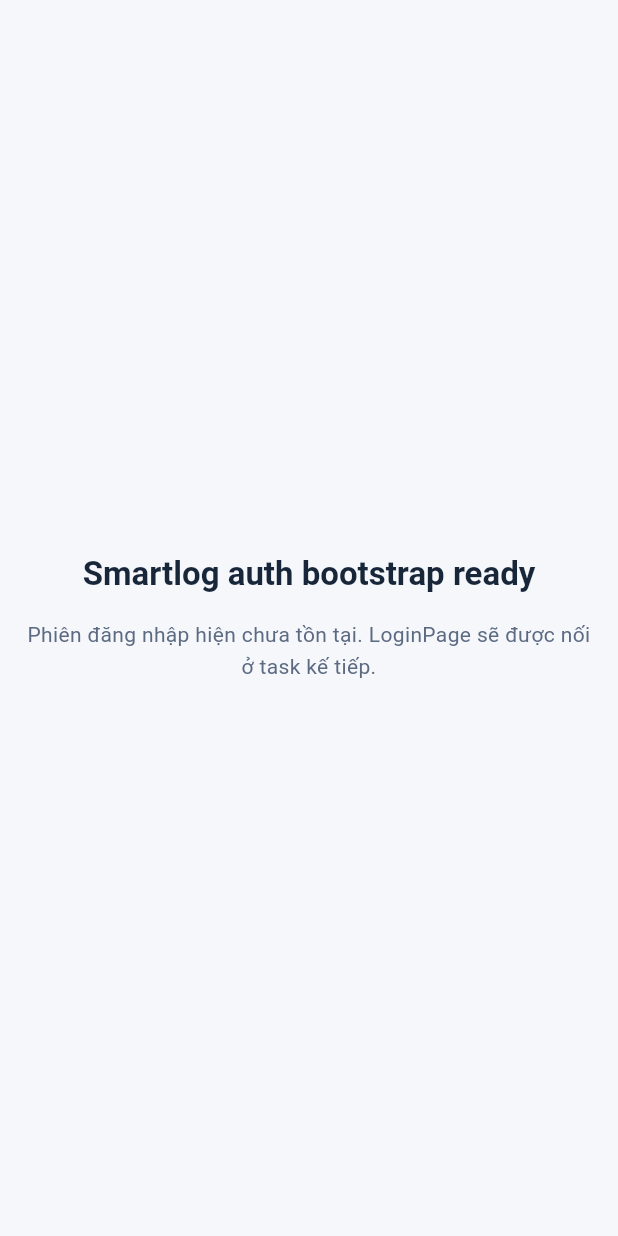
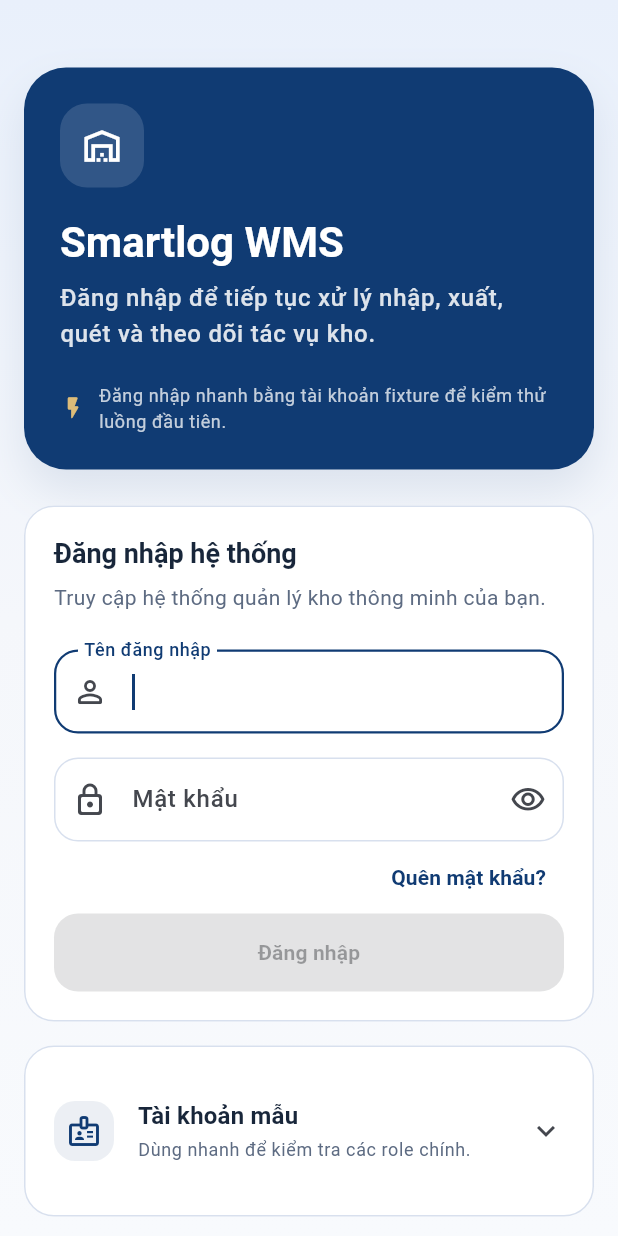
Before and after one commit to nekover0/SmartlogSWM, a Flutter app: the screen it shows after launch, on a phone screen of 412 x 824 dp. Run offline on Flutter 3.47's test engine with Material 3 defaults, Android fonts, the phone set to English and light mode, and no system bars; our stand-ins replace flutter_riverpod, freezed_annotation; accounts and stored records are empty.

Commit message:
feat(auth): Build login page and widget states
Replace the unauthenticated placeholder with a real login screen backed by the auth controller, including inline validation, password visibility toggle, loading state, and fixture-based sample accounts. Add widget coverage for disabled submit, password toggle, inline errors, and successful submit dispatch.

Co-Authored-By: Claude <noreply@anthropic.com>

```diff
--- a/mobile/lib/app/app.dart
+++ b/mobile/lib/app/app.dart
@@ -2,6 +2,7 @@ import 'package:flutter/material.dart';
 import 'package:flutter_riverpod/flutter_riverpod.dart';
 import 'package:smartlog_swm_mobile/features/auth/application/controllers/auth_controller.dart';
 import 'package:smartlog_swm_mobile/features/auth/domain/entities/auth_session.dart';
+import 'package:smartlog_swm_mobile/features/auth/presentation/pages/login_page.dart';
 import 'package:smartlog_swm_mobile/shared/theme/app_spacing.dart';
 import 'package:smartlog_swm_mobile/shared/theme/app_theme.dart';
 import 'package:smartlog_swm_mobile/shared/widgets/app_error_state.dart';
@@ -27,57 +28,31 @@ class _AuthBootstrapPage extends ConsumerWidget {
   @override
   Widget build(BuildContext context, WidgetRef ref) {
     final authState = ref.watch(authControllerProvider);
+    final authController = ref.read(authControllerProvider.notifier);
+    final session = authState.valueOrNull;
+    final isRestoreLoading =
+        authState.isLoading &&
+        authController.lastOperation == AuthOperation.restore &&
+        session == null;
+    final isRestoreError =
+        authState.hasError &&
+        authController.lastOperation == AuthOperation.restore &&
+        session == null;
 
     return Scaffold(
-      body: authState.when(
-        loading: () =>
-            const AppLoadingView(message: 'Đang khôi phục phiên đăng nhập...'),
-        error: (Object error, StackTrace stackTrace) {
-          return AppErrorState(
-            title: 'Không thể khôi phục phiên đăng nhập',
-            message: '$error',
-            onRetry: () {
-              ref.read(authControllerProvider.notifier).restoreSession();
-            },
-          );
-        },
-        data: (AuthSession? session) {
-          if (session == null) {
-            return const _UnauthenticatedPlaceholderView();
-          }
-
-          return _AuthenticatedPlaceholderView(session: session);
-        },
-      ),
-    );
-  }
-}
-
-class _UnauthenticatedPlaceholderView extends StatelessWidget {
-  const _UnauthenticatedPlaceholderView();
-
-  @override
-  Widget build(BuildContext context) {
-    return Center(
-      child: Padding(
-        padding: AppSpacing.pagePadding,
-        child: Column(
-          mainAxisSize: MainAxisSize.min,
-          children: [
-            Text(
-              'Smartlog auth bootstrap ready',
-              style: Theme.of(context).textTheme.headlineSmall,
-              textAlign: TextAlign.center,
-            ),
-            const SizedBox(height: AppSpacing.md),
-            Text(
-              'Phiên đăng nhập hiện chưa tồn tại. LoginPage sẽ được nối ở task kế tiếp.',
-              style: Theme.of(context).textTheme.bodyMedium,
-              textAlign: TextAlign.center,
-            ),
-          ],
-        ),
-      ),
+      body: isRestoreLoading
+          ? const AppLoadingView(message: 'Đang khôi phục phiên đăng nhập...')
+          : isRestoreError
+          ? AppErrorState(
+              title: 'Không thể khôi phục phiên đăng nhập',
+              message: '${authState.error}',
+              onRetry: () {
+                ref.read(authControllerProvider.notifier).restoreSession();
+              },
+            )
+          : session == null
+          ? const LoginPage()
+          : _AuthenticatedPlaceholderView(session: session),
     );
   }
 }
--- a/mobile/lib/features/auth/application/controllers/auth_controller.dart
+++ b/mobile/lib/features/auth/application/controllers/auth_controller.dart
@@ -1,17 +1,31 @@
 import 'package:flutter_riverpod/flutter_riverpod.dart';
 import 'package:smartlog_swm_mobile/features/auth/data/dtos/login_request_dto.dart';
 import 'package:smartlog_swm_mobile/features/auth/data/repositories/auth_repository_impl.dart';
+import 'package:smartlog_swm_mobile/features/auth/domain/entities/auth_sample_account.dart';
 import 'package:smartlog_swm_mobile/features/auth/domain/entities/auth_session.dart';
 import 'package:smartlog_swm_mobile/features/auth/domain/repositories/auth_repository.dart';
+
+enum AuthOperation { restore, login, logout }
+
+final authSampleAccountsProvider = FutureProvider<List<AuthSampleAccount>>((
+  Ref<Object?> ref,
+) {
+  return ref.watch(authRepositoryProvider).getSampleAccounts();
+});
 
 final authControllerProvider =
     AsyncNotifierProvider<AuthController, AuthSession?>(AuthController.new);
 
 class AuthController extends AsyncNotifier<AuthSession?> {
+  AuthOperation _lastOperation = AuthOperation.restore;
+
   AuthRepository get _repository => ref.read(authRepositoryProvider);
+
+  AuthOperation get lastOperation => _lastOperation;
 
   @override
   Future<AuthSession?> build() {
+    _lastOperation = AuthOperation.restore;
     return _repository.restoreSession();
   }
 
@@ -19,6 +33,7 @@ class AuthController extends AsyncNotifier<AuthSession?> {
     required String username,
     required String password,
   }) async {
+    _lastOperation = AuthOperation.login;
     state = const AsyncLoading<AuthSession?>().copyWithPrevious(state);
     state = await AsyncValue.guard(() async {
       return _repository.login(
@@ -28,6 +43,7 @@ class AuthController extends AsyncNotifier<AuthSession?> {
   }
 
   Future<void> logout() async {
+    _lastOperation = AuthOperation.logout;
     state = const AsyncLoading<AuthSession?>().copyWithPrevious(state);
     state = await AsyncValue.guard(() async {
       await _repository.logout();
@@ -36,6 +52,7 @@ class AuthController extends AsyncNotifier<AuthSession?> {
   }
 
   Future<void> restoreSession() async {
+    _lastOperation = AuthOperation.restore;
     state = const AsyncLoading<AuthSession?>().copyWithPrevious(state);
     state = await AsyncValue.guard(_repository.restoreSession);
   }
--- /dev/null
+++ b/mobile/lib/features/auth/presentation/pages/login_page.dart
@@ -0,0 +1,187 @@
+import 'package:flutter/material.dart';
+import 'package:flutter_riverpod/flutter_riverpod.dart';
+import 'package:smartlog_swm_mobile/features/auth/application/controllers/auth_controller.dart';
+import 'package:smartlog_swm_mobile/features/auth/domain/entities/auth_sample_account.dart';
+import 'package:smartlog_swm_mobile/features/auth/presentation/widgets/login_form.dart';
+import 'package:smartlog_swm_mobile/features/auth/presentation/widgets/sample_account_accordion.dart';
+import 'package:smartlog_swm_mobile/shared/theme/app_colors.dart';
+import 'package:smartlog_swm_mobile/shared/theme/app_spacing.dart';
+
+class LoginPage extends ConsumerStatefulWidget {
+  const LoginPage({super.key});
+
+  @override
+  ConsumerState<LoginPage> createState() => _LoginPageState();
+}
+
+class _LoginPageState extends ConsumerState<LoginPage> {
+  AuthSampleAccount? _selectedSampleAccount;
+
+  @override
+  Widget build(BuildContext context) {
+    final authState = ref.watch(authControllerProvider);
+    final authController = ref.read(authControllerProvider.notifier);
+    final isSubmitting =
+        authState.isLoading &&
+        authController.lastOperation == AuthOperation.login;
+    final errorMessage =
+        authState.hasError &&
+            authController.lastOperation == AuthOperation.login
+        ? '${authState.error}'
+        : null;
+
+    return Scaffold(
+      body: DecoratedBox(
+        decoration: const BoxDecoration(
+          gradient: LinearGradient(
+            begin: Alignment.topCenter,
+            end: Alignment.bottomCenter,
+            colors: [
+              Color(0xFFE9F0FB),
+              AppColors.background,
+              Color(0xFFF8FAFD),
+            ],
+          ),
+        ),
+        child: SafeArea(
+          child: LayoutBuilder(
+            builder: (BuildContext context, BoxConstraints constraints) {
+              return SingleChildScrollView(
+                padding: const EdgeInsets.all(AppSpacing.md),
+                child: ConstrainedBox(
+                  constraints: BoxConstraints(minHeight: constraints.maxHeight),
+                  child: Center(
+                    child: ConstrainedBox(
+                      constraints: const BoxConstraints(maxWidth: 520),
+                      child: Column(
+                        mainAxisAlignment: MainAxisAlignment.center,
+                        crossAxisAlignment: CrossAxisAlignment.stretch,
+                        children: [
+                          const SizedBox(height: AppSpacing.xl),
+                          _LoginHero(isSubmitting: isSubmitting),
+                          const SizedBox(height: AppSpacing.xl),
+                          LoginForm(
+                            isSubmitting: isSubmitting,
+                            errorMessage: errorMessage,
+                            selectedSampleAccount: _selectedSampleAccount,
+                            onForgotPassword: () {
+                              ScaffoldMessenger.of(context).showSnackBar(
+                                const SnackBar(
+                                  content: Text(
+                                    'Luồng quên mật khẩu sẽ được bổ sung ở phase sau.',
+                                  ),
+                                ),
+                              );
+                            },
+                            onSubmit: (String username, String password) {
+                              return authController.login(
+                                username: username,
+                                password: password,
+                              );
+                            },
+                          ),
+                          const SizedBox(height: AppSpacing.md),
+                          SampleAccountAccordion(
+                            onSelectAccount: (AuthSampleAccount account) {
+                              setState(() {
+                                _selectedSampleAccount = account;
+                              });
+                            },
+                          ),
+                          const SizedBox(height: AppSpacing.xl),
+                        ],
+                      ),
+                    ),
+                  ),
+                ),
+              );
+            },
+          ),
+        ),
+      ),
+    );
+  }
+}
+
+class _LoginHero extends StatelessWidget {
+  const _LoginHero({required this.isSubmitting});
+
+  final bool isSubmitting;
+
+  @override
+  Widget build(BuildContext context) {
+    final theme = Theme.of(context);
+
+    return Container(
+      padding: const EdgeInsets.all(AppSpacing.xl),
+      decoration: BoxDecoration(
+        color: AppColors.brand,
+        borderRadius: BorderRadius.circular(28),
+        boxShadow: const [
+          BoxShadow(
+            color: Color(0x1A103B73),
+            blurRadius: 24,
+            offset: Offset(0, 14),
+          ),
+        ],
+      ),
+      child: Column(
+        crossAxisAlignment: CrossAxisAlignment.start,
+        children: [
+          Container(
+            width: 56,
+            height: 56,
+            decoration: BoxDecoration(
+              color: Colors.white.withValues(alpha: 0.14),
+              borderRadius: BorderRadius.circular(18),
+            ),
+            child: const Icon(
+              Icons.warehouse_outlined,
+              color: AppColors.surface,
+              size: 28,
+            ),
+          ),
+          const SizedBox(height: AppSpacing.lg),
+          Text(
+            'Smartlog WMS',
+            style: theme.textTheme.headlineMedium?.copyWith(
+              color: AppColors.surface,
+            ),
+          ),
+          const SizedBox(height: AppSpacing.xs),
+          Text(
+            'Đăng nhập để tiếp tục xử lý nhập, xuất, quét và theo dõi tác vụ kho.',
+            style: theme.textTheme.bodyLarge?.copyWith(
+              color: Colors.white.withValues(alpha: 0.86),
+            ),
+          ),
+          const SizedBox(height: AppSpacing.lg),
+          AnimatedOpacity(
+            opacity: isSubmitting ? 1 : 0.86,
+            duration: const Duration(milliseconds: 180),
+            child: Row(
+              children: [
+                const Icon(
+                  Icons.flash_on_rounded,
+                  color: Color(0xFFFFD27A),
+                  size: 18,
+                ),
+                const SizedBox(width: AppSpacing.xs),
+                Expanded(
+                  child: Text(
+                    isSubmitting
+                        ? 'Đang xác thực thông tin đăng nhập...'
+                        : 'Đăng nhập nhanh bằng tài khoản fixture để kiểm thử luồng đầu tiên.',
+                    style: theme.textTheme.bodySmall?.copyWith(
+                      color: Colors.white.withValues(alpha: 0.88),
+                    ),
+                  ),
+                ),
+              ],
+            ),
+          ),
+        ],
+      ),
+    );
+  }
+}
--- /dev/null
+++ b/mobile/lib/features/auth/presentation/widgets/login_form.dart
@@ -0,0 +1,214 @@
+import 'package:flutter/material.dart';
+import 'package:smartlog_swm_mobile/features/auth/domain/entities/auth_sample_account.dart';
+import 'package:smartlog_swm_mobile/shared/theme/app_colors.dart';
+import 'package:smartlog_swm_mobile/shared/theme/app_spacing.dart';
+
+class LoginForm extends StatefulWidget {
+  const LoginForm({
+    super.key,
+    required this.isSubmitting,
+    required this.onSubmit,
+    required this.onForgotPassword,
+    this.errorMessage,
+    this.selectedSampleAccount,
+  });
+
+  final bool isSubmitting;
+  final Future<void> Function(String username, String password) onSubmit;
+  final VoidCallback onForgotPassword;
+  final String? errorMessage;
+  final AuthSampleAccount? selectedSampleAccount;
+
+  @override
+  State<LoginForm> createState() => _LoginFormState();
+}
+
+class _LoginFormState extends State<LoginForm> {
+  late final TextEditingController _usernameController;
+  late final TextEditingController _passwordController;
+  late final FocusNode _passwordFocusNode;
+  bool _obscurePassword = true;
+
+  bool get _canSubmit =>
+      !widget.isSubmitting &&
+      _usernameController.text.trim().isNotEmpty &&
+      _passwordController.text.trim().isNotEmpty;
+
+  @override
+  void initState() {
+    super.initState();
+    _usernameController = TextEditingController();
+    _passwordController = TextEditingController();
+    _passwordFocusNode = FocusNode();
+    _usernameController.addListener(_handleFieldChanged);
+    _passwordController.addListener(_handleFieldChanged);
+  }
+
+  @override
+  void didUpdateWidget(covariant LoginForm oldWidget) {
+    super.didUpdateWidget(oldWidget);
+
+    final selectedSampleAccount = widget.selectedSampleAccount;
+    if (selectedSampleAccount == null ||
+        selectedSampleAccount == oldWidget.selectedSampleAccount) {
+      return;
+    }
+
+    _usernameController.text = selectedSampleAccount.username;
+    _passwordController.text = selectedSampleAccount.password;
+    _passwordFocusNode.requestFocus();
+  }
+
+  @override
+  void dispose() {
+    _usernameController
+      ..removeListener(_handleFieldChanged)
+      ..dispose();
+    _passwordController
+      ..removeListener(_handleFieldChanged)
+      ..dispose();
+    _passwordFocusNode.dispose();
+    super.dispose();
+  }
+
+  void _handleFieldChanged() {
+    setState(() {});
+  }
+
+  Future<void> _submit() async {
+    if (!_canSubmit) {
+      return;
+    }
+
+    await widget.onSubmit(
+      _usernameController.text.trim(),
+      _passwordController.text.trim(),
+    );
+  }
+
+  @override
+  Widget build(BuildContext context) {
+    final theme = Theme.of(context);
+
+    return Card(
+      child: Padding(
+        padding: AppSpacing.cardPadding,
+        child: Column(
+          crossAxisAlignment: CrossAxisAlignment.stretch,
+          children: [
+            Text('Đăng nhập hệ thống', style: theme.textTheme.titleLarge),
+            const SizedBox(height: AppSpacing.xs),
+            Text(
+              'Truy cập hệ thống quản lý kho thông minh của bạn.',
+              style: theme.textTheme.bodyMedium,
+            ),
+            const SizedBox(height: AppSpacing.xl),
+            TextField(
+              key: const Key('login_username_field'),
+              controller: _usernameController,
+              autofocus: true,
+              enabled: !widget.isSubmitting,
+              textInputAction: TextInputAction.next,
+              decoration: const InputDecoration(
+                labelText: 'Tên đăng nhập',
+                prefixIcon: Icon(Icons.person_outline_rounded),
+              ),
+              onSubmitted: (_) {
+                _passwordFocusNode.requestFocus();
+              },
+            ),
+            const SizedBox(height: AppSpacing.md),
+            TextField(
+              key: const Key('login_password_field'),
+              controller: _passwordController,
+              focusNode: _passwordFocusNode,
+              enabled: !widget.isSubmitting,
+              obscureText: _obscurePassword,
+              textInputAction: TextInputAction.done,
+              decoration: InputDecoration(
+                labelText: 'Mật khẩu',
+                prefixIcon: const Icon(Icons.lock_outline_rounded),
+                suffixIcon: IconButton(
+                  key: const Key('login_password_toggle'),
+                  onPressed: () {
+                    setState(() {
+                      _obscurePassword = !_obscurePassword;
+                    });
+                  },
+                  icon: Icon(
+                    _obscurePassword
+                        ? Icons.visibility_outlined
+                        : Icons.visibility_off_outlined,
+                  ),
+                ),
+              ),
+              onSubmitted: (_) async {
+                await _submit();
+              },
+            ),
+            Align(
+              alignment: Alignment.centerRight,
+              child: TextButton(
+                key: const Key('forgot_password_button'),
+                onPressed: widget.isSubmitting ? null : widget.onForgotPassword,
+                child: const Text('Quên mật khẩu?'),
+              ),
+            ),
+            if (widget.errorMessage != null) ...[
+              Container(
+                margin: const EdgeInsets.only(bottom: AppSpacing.md),
+                padding: const EdgeInsets.all(AppSpacing.md),
+                decoration: BoxDecoration(
+                  color: AppColors.danger.withValues(alpha: 0.08),
+                  borderRadius: AppSpacing.controlRadius,
+                  border: Border.all(
+                    color: AppColors.danger.withValues(alpha: 0.2),
+                  ),
+                ),
+                child: Row(
+                  crossAxisAlignment: CrossAxisAlignment.start,
+                  children: [
+                    const Padding(
+                      padding: EdgeInsets.only(top: 2),
+                      child: Icon(
+                        Icons.error_outline_rounded,
+                        color: AppColors.danger,
+                      ),
+                    ),
+                    const SizedBox(width: AppSpacing.sm),
+                    Expanded(
+                      child: Text(
+                        widget.errorMessage!,
+                        key: const Key('login_inline_error'),
+                        style: theme.textTheme.bodyMedium?.copyWith(
+                          color: AppColors.danger,
+                        ),
+                      ),
+                    ),
+                  ],
+                ),
+              ),
+            ],
+            SizedBox(
+              height: 52,
+              child: ElevatedButton(
+                key: const Key('login_submit_button'),
+                onPressed: _canSubmit ? _submit : null,
+                child: widget.isSubmitting
+                    ? const SizedBox(
+                        width: 20,
+                        height: 20,
+                        child: CircularProgressIndicator(
+                          strokeWidth: 2.4,
+                          color: AppColors.surface,
+                        ),
+                      )
+                    : const Text('Đăng nhập'),
+              ),
+            ),
+          ],
+        ),
+      ),
+    );
+  }
+}
--- /dev/null
+++ b/mobile/lib/features/auth/presentation/widgets/sample_account_accordion.dart
@@ -0,0 +1,168 @@
+import 'package:flutter/material.dart';
+import 'package:flutter_riverpod/flutter_riverpod.dart';
+import 'package:smartlog_swm_mobile/features/auth/application/controllers/auth_controller.dart';
+import 'package:smartlog_swm_mobile/features/auth/domain/entities/auth_sample_account.dart';
+import 'package:smartlog_swm_mobile/shared/theme/app_colors.dart';
+import 'package:smartlog_swm_mobile/shared/theme/app_spacing.dart';
+
+class SampleAccountAccordion extends ConsumerWidget {
+  const SampleAccountAccordion({super.key, this.onSelectAccount});
+
+  final ValueChanged<AuthSampleAccount>? onSelectAccount;
+
+  @override
+  Widget build(BuildContext context, WidgetRef ref) {
+    final accountsState = ref.watch(authSampleAccountsProvider);
+    final theme = Theme.of(context);
+
+    return Card(
+      child: Theme(
+        data: theme.copyWith(dividerColor: Colors.transparent),
+        child: ExpansionTile(
+          key: const Key('sample_accounts_accordion'),
+          tilePadding: AppSpacing.cardPadding,
+          childrenPadding: const EdgeInsets.fromLTRB(
+            AppSpacing.lg,
+            0,
+            AppSpacing.lg,
+            AppSpacing.lg,
+          ),
+          leading: Container(
+            width: 40,
+            height: 40,
+            decoration: BoxDecoration(
+              color: AppColors.brand.withValues(alpha: 0.08),
+              borderRadius: BorderRadius.circular(14),
+            ),
+            child: const Icon(Icons.badge_outlined, color: AppColors.brand),
+          ),
+          title: Text('Tài khoản mẫu', style: theme.textTheme.titleMedium),
+          subtitle: Text(
+            'Dùng nhanh để kiểm tra các role chính.',
+            style: theme.textTheme.bodySmall,
+          ),
+          children: [
+            accountsState.when(
+              data: (List<AuthSampleAccount> accounts) {
+                return Column(
+                  children: accounts
+                      .map(
+                        (AuthSampleAccount account) => Padding(
+                          padding: const EdgeInsets.only(bottom: AppSpacing.sm),
+                          child: _SampleAccountTile(
+                            account: account,
+                            onPressed: onSelectAccount == null
+                                ? null
+                                : () => onSelectAccount!(account),
+                          ),
+                        ),
+                      )
+                      .toList(growable: false),
+                );
+              },
+              loading: () => const Padding(
+                padding: EdgeInsets.symmetric(vertical: AppSpacing.md),
+                child: Center(
+                  child: SizedBox(
+                    width: 22,
+                    height: 22,
+                    child: CircularProgressIndicator(strokeWidth: 2.4),
+                  ),
+                ),
+              ),
+              error: (Object error, StackTrace stackTrace) {
+                return Align(
+                  alignment: Alignment.centerLeft,
+                  child: Text(
+                    'Không thể tải tài khoản mẫu: $error',
+                    style: theme.textTheme.bodySmall?.copyWith(
+                      color: AppColors.danger,
+                    ),
+                  ),
+                );
+              },
+            ),
+          ],
+        ),
+      ),
+    );
+  }
+}
+
+class _SampleAccountTile extends StatelessWidget {
+  const _SampleAccountTile({required this.account, required this.onPressed});
+
+  final AuthSampleAccount account;
+  final VoidCallback? onPressed;
+
+  @override
+  Widget build(BuildContext context) {
+    final theme = Theme.of(context);
+
+    return Container(
+      decoration: BoxDecoration(
+        color: AppColors.background,
+        borderRadius: AppSpacing.controlRadius,
+        border: Border.all(color: AppColors.border),
+      ),
+      padding: const EdgeInsets.all(AppSpacing.md),
+      child: Row(
+        crossAxisAlignment: CrossAxisAlignment.start,
+        children: [
+          Expanded(
+            child: Column(
+              crossAxisAlignment: CrossAxisAlignment.start,
+              children: [
+                Text(account.displayName, style: theme.textTheme.titleMedium),
+                const SizedBox(height: AppSpacing.xxs),
+                Text(
+                  '${account.role} · ${account.siteName}',
+                  style: theme.textTheme.bodySmall,
+                ),
+                const SizedBox(height: AppSpacing.sm),
+                Wrap(
+                  spacing: AppSpacing.xs,
+                  runSpacing: AppSpacing.xs,
+                  children: [
+                    _AccountPill(label: account.username),
+                    _AccountPill(label: account.password),
+                  ],
+                ),
+              ],
+            ),
+          ),
+          const SizedBox(width: AppSpacing.sm),
+          OutlinedButton(onPressed: onPressed, child: const Text('Dùng')),
+        ],
+      ),
+    );
+  }
+}
+
+class _AccountPill extends StatelessWidget {
+  const _AccountPill({required this.label});
+
+  final String label;
+
+  @override
+  Widget build(BuildContext context) {
+    return Container(
+      padding: const EdgeInsets.symmetric(
+        horizontal: AppSpacing.sm,
+        vertical: AppSpacing.xs,
+      ),
+      decoration: BoxDecoration(
+        color: AppColors.surface,
+        borderRadius: BorderRadius.circular(999),
+        border: Border.all(color: AppColors.border),
+      ),
+      child: Text(
+        label,
+        style: Theme.of(context).textTheme.bodySmall?.copyWith(
+          color: AppColors.textPrimary,
+          fontWeight: FontWeight.w600,
+        ),
+      ),
+    );
+  }
+}
```
Also changed, not shown: 2 other files.
